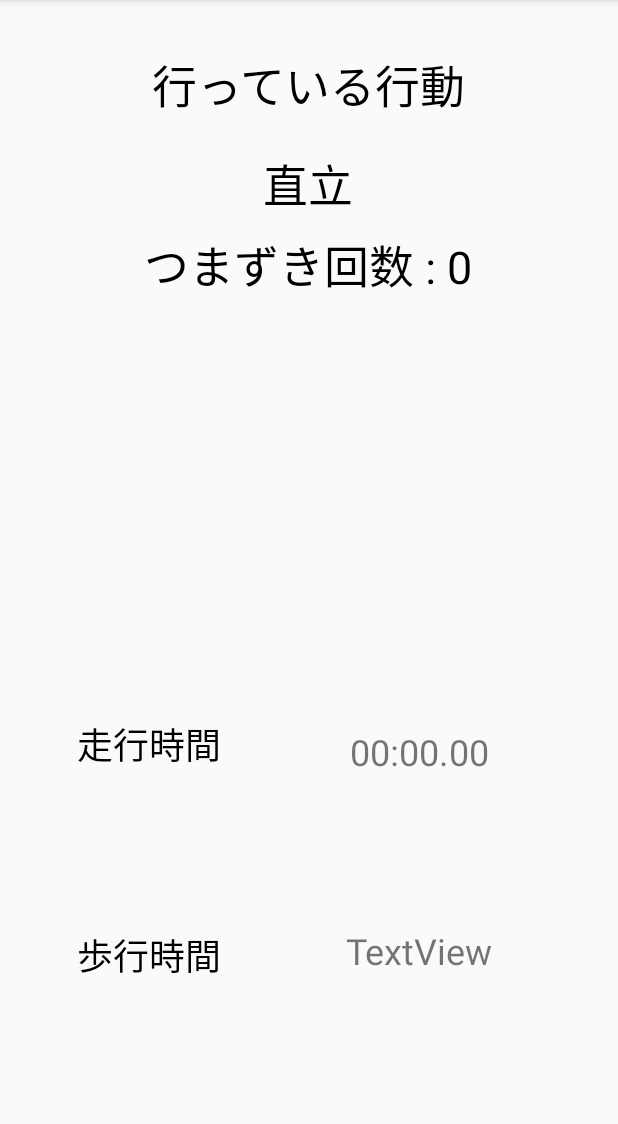
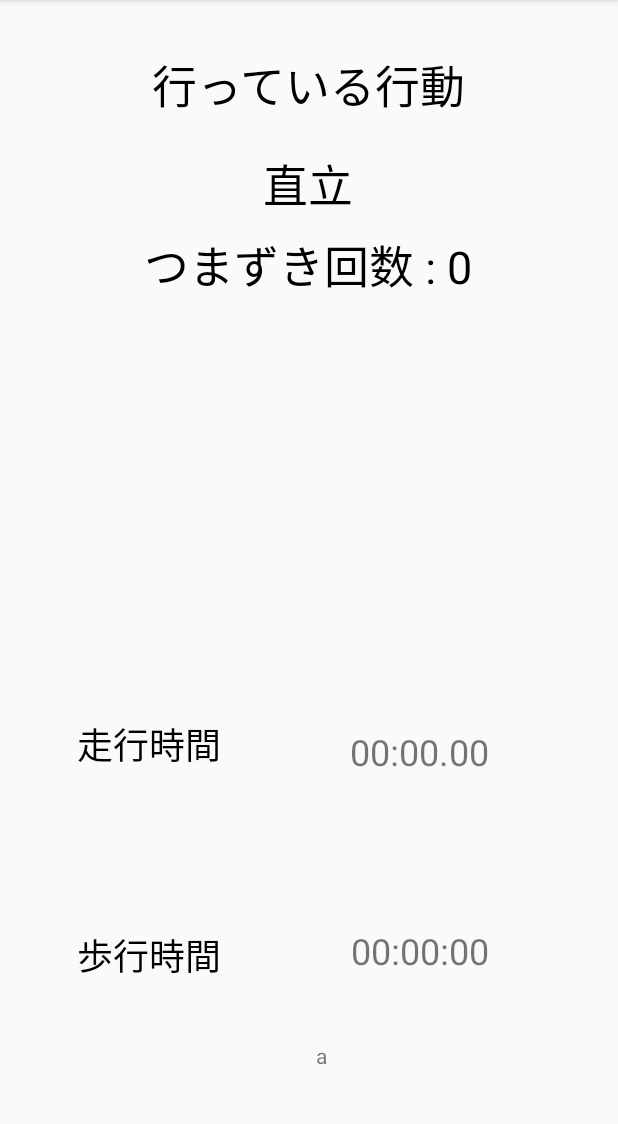
Before and after one commit to takashi0115/Timer, an Android app: the screen it shows after launch (MainActivity), on a phone screen of 412 x 824 dp, the part 84-1208 px from its top. Run offline under Robolectric (Android 15) with nearby library versions, the phone set to English and light mode, and no system bars; 3 statements that could not run were skipped.

```diff
--- a/app/src/main/java/com/example/prototype_1/CountUpWalkTimerTask.java
+++ b/app/src/main/java/com/example/prototype_1/CountUpWalkTimerTask.java
@@ -12,7 +12,6 @@ public class CountUpWalkTimerTask extends TimerTask {
 
     private Handler handler;    //UIスレッドハンドラ
     private Context context;    //コンテキスト
-
     private MainActivity timeCtrl;
 
     //コンストラクタ
--- a/app/src/main/java/com/example/prototype_1/MainActivity.java
+++ b/app/src/main/java/com/example/prototype_1/MainActivity.java
@@ -84,6 +84,7 @@ public class MainActivity extends AppCompatActivity  implements  SensorEventList
     private CountUpWalkTimerTask countUpWalkTimerTask = null;
     private int runTimerState = 0;
     private int walkTimerState = 0;
+    private TextView tState;
 
 
     @Override
@@ -99,6 +100,7 @@ public class MainActivity extends AppCompatActivity  implements  SensorEventList
 
         walktimerText = findViewById(R.id.run_time);
         walktimerText.setText(dataFormat.format(0));
+        tState = findViewById(R.id.tiredState);
 
         runTimer = new Timer();
         walkTimer = new Timer();
@@ -339,18 +341,20 @@ public class MainActivity extends AppCompatActivity  implements  SensorEventList
     }
 
     public void act_recognition() {
+        Log.d("time", String.valueOf(nowRunTime));
+        Log.d("cnt", String.valueOf(action_cnt));
         //行動の判別
         Thread thread;
         if ((compACC > 17 && compACC < 35) && (sensorX < 2 && sensorX > -8) && (sensorY > 11 && sensorY < 45) && (sensorZ > -6 && sensorZ < 3) && flag != 1) {//つまずき
             flag = 1;
             action_cnt += 1;
-            runTimerState = 0;
-            walkTimerState = 0;
+//            runTimerState = 0;
+//            walkTimerState = 0;
 
         } else if ((compACC > 17 && compACC < 35) && (sensorX < 2 && sensorX > -8) && (sensorY > 11 && sensorY < 45) && (sensorZ > -6 && sensorZ < 3)) {
             flag = 1;
-            runTimerState = 0;
-            walkTimerState = 0;
+//            runTimerState = 0;
+//            walkTimerState = 0;
 
         } else if (0.6 < Adist && Adist < 14) {//歩く
             flag = 2;
@@ -525,6 +529,14 @@ public class MainActivity extends AppCompatActivity  implements  SensorEventList
             act0.setText(act);
 
         }
+        if (nowRunTime >= 10000 && action_cnt >= 2){
+            act = "疲労";
+            tState.setText(act);
+        }
+        if(nowWalkTime >= 10000 && action_cnt >= 1){
+            act = "不注意";
+            tState.setText(act);
+        }
     }
 
     //    @Override
--- a/app/src/main/res/layout/activity_main.xml
+++ b/app/src/main/res/layout/activity_main.xml
@@ -201,7 +201,7 @@
         android:id="@+id/walk_time"
         android:layout_width="wrap_content"
         android:layout_height="wrap_content"
-        android:text="TextView"
+        android:text="00:00:00"
         android:textSize="24sp"
         app:layout_constraintBottom_toBottomOf="parent"
         app:layout_constraintEnd_toEndOf="parent"
@@ -209,5 +209,17 @@
         app:layout_constraintTop_toBottomOf="@+id/act1"
         app:layout_constraintVertical_bias="0.664" />
 
+    <TextView
+        android:id="@+id/tiredState"
+        android:layout_width="wrap_content"
+        android:layout_height="wrap_content"
+        android:layout_marginStart="16dp"
+        android:layout_marginBottom="16dp"
+        android:text="a"
+        app:layout_constraintBottom_toBottomOf="parent"
+        app:layout_constraintEnd_toEndOf="parent"
+        app:layout_constraintStart_toStartOf="parent"
+        app:layout_constraintTop_toBottomOf="@+id/action3" />
+
 
 </androidx.constraintlayout.widget.ConstraintLayout>
```
